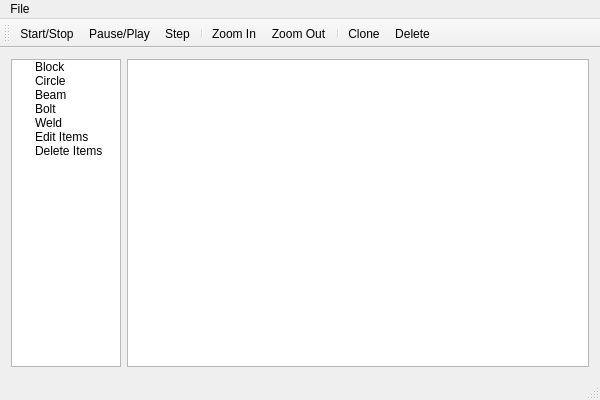
The window that src/mainwindow.ui (radekp/qphysics) describes before a commit, drawn with Qt 5.
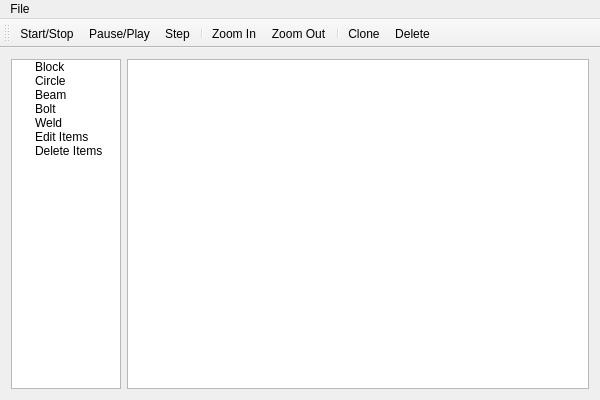
The same window after the commit.

The edit to the form file:
```diff
--- a/src/mainwindow.ui
+++ b/src/mainwindow.ui
@@ -139,7 +139,6 @@
    <addaction name="actionClone"/>
    <addaction name="actionDelete"/>
   </widget>
-  <widget class="QStatusBar" name="statusBar"/>
   <action name="actionZoom_In">
    <property name="text">
     <string>Zoom In</string>
```
Left out of the diff: 2 changed lines with no effect on the pictures.
